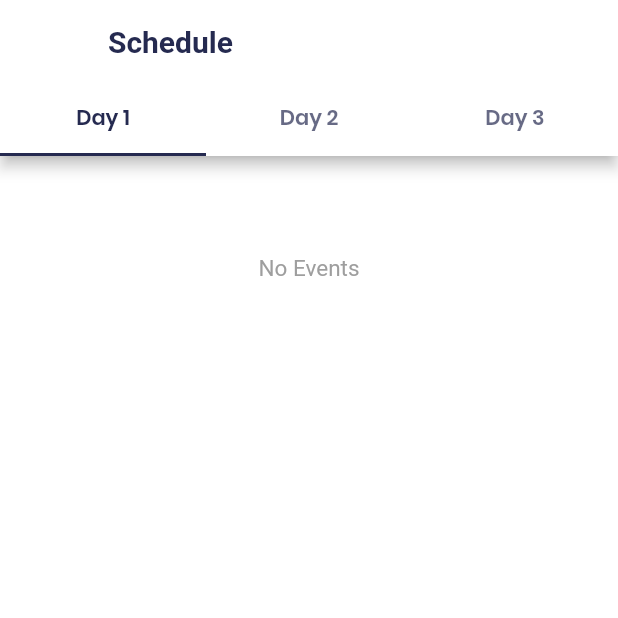
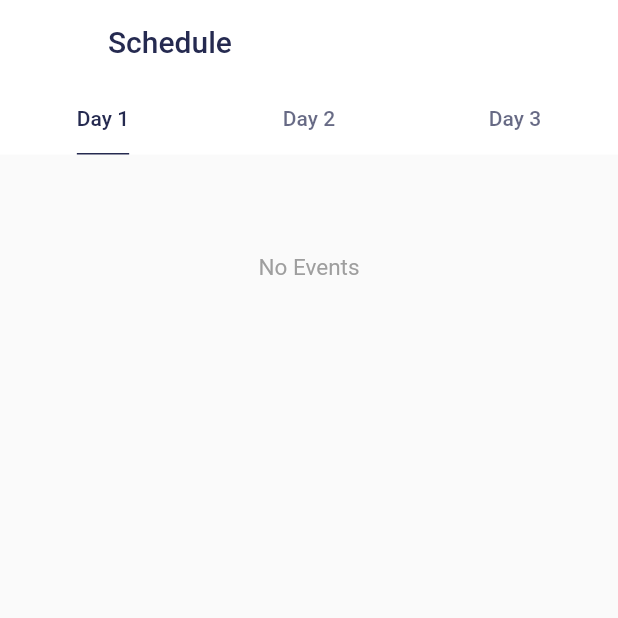
Before and after one commit to Excel-MEC/Excel-App-2020, a Flutter app: the SchedulePage screen opened directly with empty values, on a phone screen of 412 x 824 dp, the top half of it. Run offline on Flutter 3.47's test engine with Material 2 defaults, Android fonts, the phone set to English and light mode, and no system bars; our stand-ins replace cached_network_image, carousel_slider, connectivity, font_awesome_flutter, google_sign_in, hive and 5 more; missing offline and left inert: searchable_dropdown; accounts and stored records are empty.

Commit message:
Schedule page appbar partically hides on scroll, visual changes

```diff
--- a/lib/UI/Screens/Schedule/Widgets/schedulePage.dart
+++ b/lib/UI/Screens/Schedule/Widgets/schedulePage.dart
@@ -8,23 +8,25 @@ class SchedulePage extends StatelessWidget {
   @override
   Widget build(BuildContext context) {
     return DefaultTabController(
-      initialIndex: 0,
       length: 3,
-      child: Scaffold(
+      child: new Scaffold(
+        body: new NestedScrollView(
+          headerSliverBuilder: (BuildContext context, bool innerBoxIsScrolled) {
+            return <Widget>[
+              new SliverAppBar(
+                title: Text(
+                  "Schedule",
+                  style: TextStyle(color: primaryColor),
+                ),
                 backgroundColor: Colors.white,
-        appBar: AppBar(
-          elevation: 4,
-          backgroundColor: Colors.white,
-          bottom: TabBar(
-            indicatorSize: TabBarIndicatorSize.tab,
-            indicatorWeight: 2,
+                floating: true,
+                pinned: true,
+                snap: true,
+                bottom: new TabBar(
+                  indicatorSize: TabBarIndicatorSize.label,
+                  indicatorWeight: 1,
                   indicatorColor: primaryColor,
                   labelColor: primaryColor,
-            labelStyle: TextStyle(
-              fontSize: 14,
-              fontFamily: pfontFamily,
-              fontWeight: FontWeight.w600,
-            ),
                   tabs: [
                     Tab(
                       text: 'Day 1',
@@ -37,17 +39,10 @@ class SchedulePage extends StatelessWidget {
                     ),
                   ],
                 ),
-          title: Text(
-            'Schedule',
-            style: TextStyle(
-              fontSize: 20,
-              color: primaryColor,
-              fontWeight: FontWeight.bold,
               ),
-          ),
-        ),
-        body: Container(
-          child: TabBarView(
+            ];
+          },
+          body: new TabBarView(
             children: [
               schedule(1),
               schedule(2),
```
Lines whose indentation alone changed are shown as unchanged.
